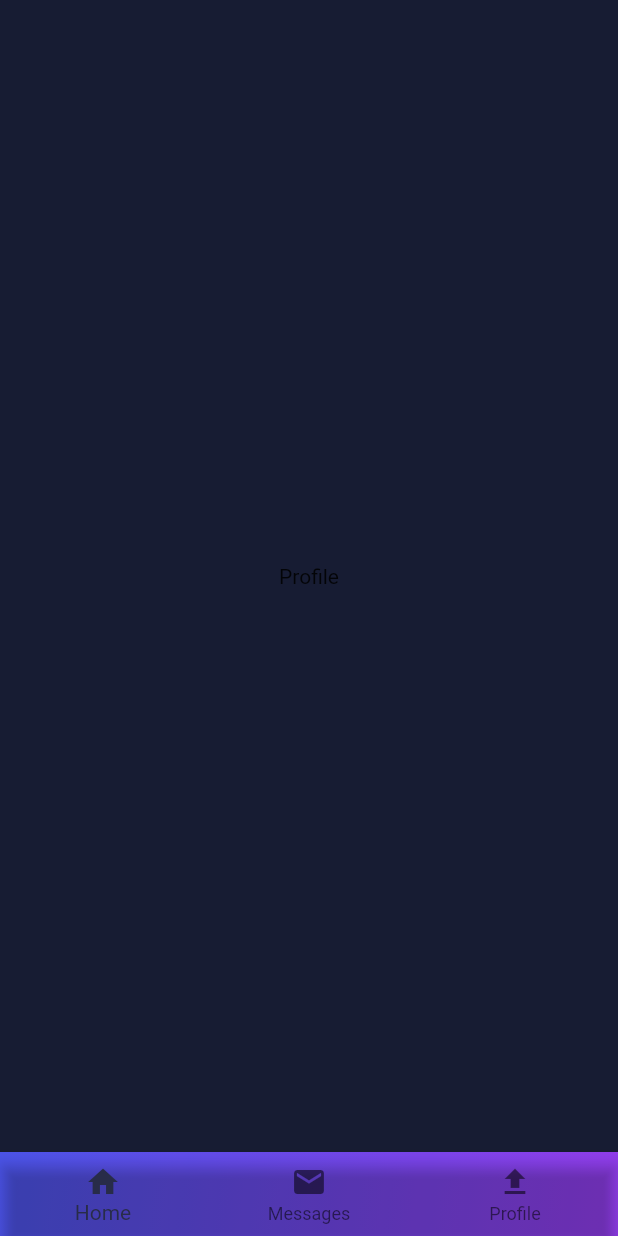
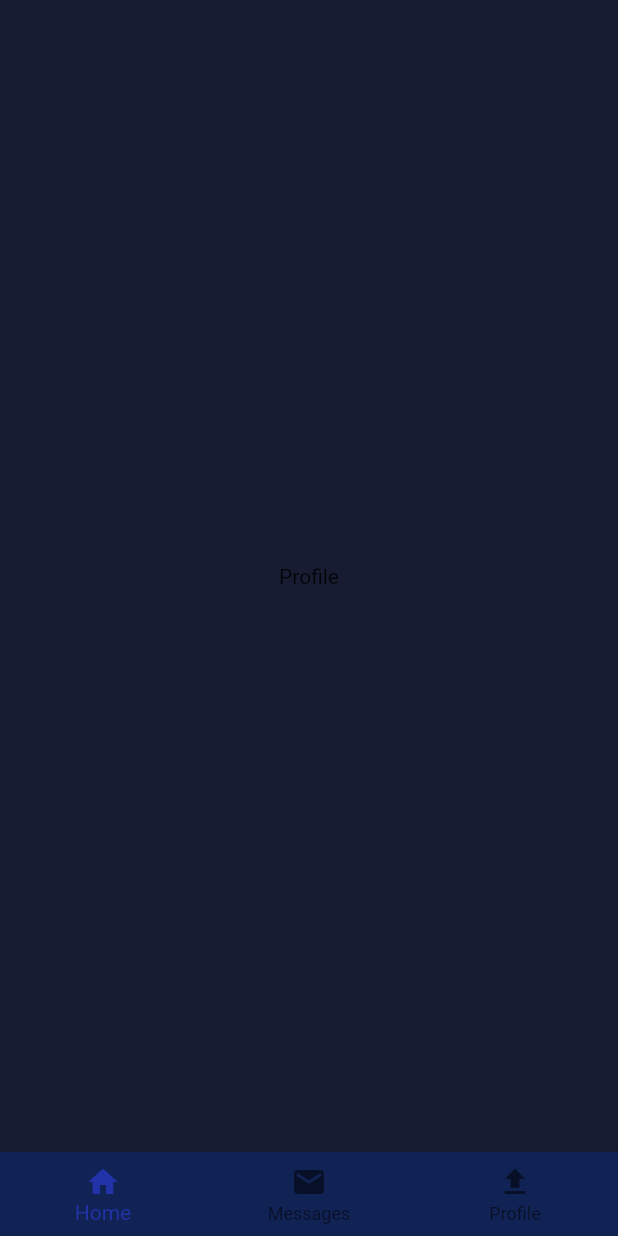
Before and after one commit to MARTIANSID/DA_SHARING, a Flutter app: the screen it shows after launch, on a phone screen of 412 x 824 dp. Run offline on Flutter 3.47's test engine with Material 2 defaults, Android fonts, the phone set to English and light mode, and no system bars.

Commit message:
color changes

```diff
--- a/lib/screens/home.dart
+++ b/lib/screens/home.dart
@@ -23,9 +23,9 @@ class _HomeState extends State<Home> {
       bottomNavigationBar: Container(
         decoration: BoxDecoration(gradient: ThemeConstants.PURPLE_GRADIENT),
         child: BottomNavigationBar(
-          backgroundColor: Colors.transparent,
+          backgroundColor: ThemeConstants.LEFT_CHAT_BUBBLE_PRIVATE,
           type: BottomNavigationBarType.fixed,
-          selectedItemColor: ThemeConstants.BGCOLOR_DARK_COMP,
+          selectedItemColor: ThemeConstants.RIGHT_CHAT_BUBBLE,
           currentIndex: currentIndex,
           onTap: (index) {
             setState(() {
```
Also changed, not shown: pubspec.lock.
